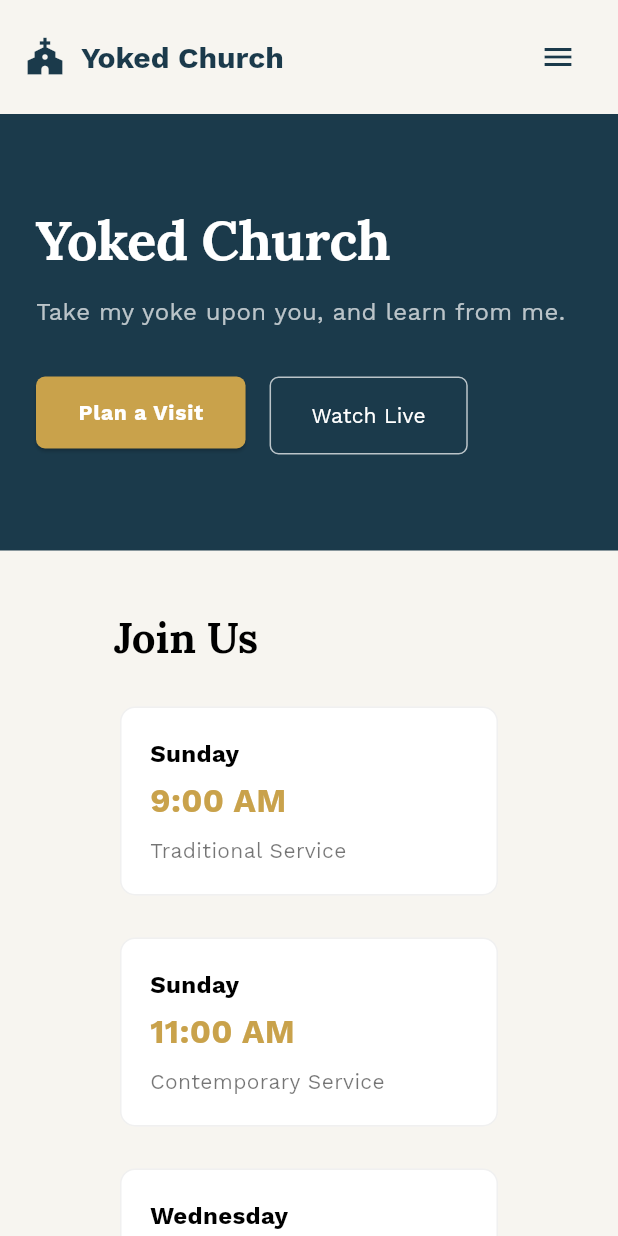
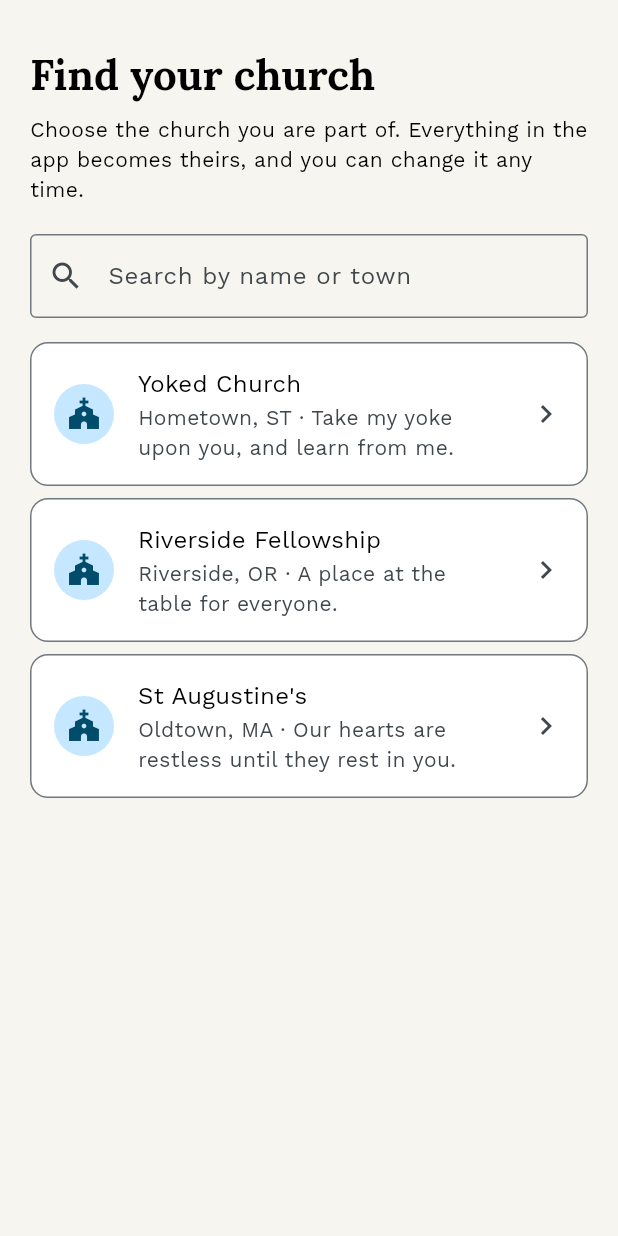
Before and after one commit to natehale05-gif/Yoked-Church-Web-App, a Flutter app: the screen it shows after launch, on a phone screen of 412 x 824 dp. Run offline on Flutter 3.47's test engine with Material 3 defaults, Android fonts, the phone set to English and light mode, and no system bars; our stand-ins replace cloud_firestore, file_picker, firebase_auth, firebase_core, firebase_storage, flutter_riverpod and 3 more; missing offline and left inert: dart:js_interop; accounts and stored records are empty; project files that could hold a hidden picture were left out.

Commit message:
M10.2: pick your church, and the app becomes it
The second half of the tenancy work, and the first part anyone can see.
On first launch the app now asks which church you are part of; choosing
one rebuilds the entire data layer for that church and themes the app as
theirs.

The demo ships three churches with genuinely different names, palettes
and copy - Yoked, Riverside Fellowship, St Augustine's - so that the
zero-backend build demonstrates the actual feature rather than listing
three names that all lead to the same site. A test asserts their primary
colours differ, because three renamed copies would make the picker prove
nothing.

`ChurchSummary` is deliberately thin: the picker may one day list every
church on the platform, and recognising your own needs a name, a town
and a tagline, not a settings document per row. The town is pulled out
of the postal address best-effort - an address that does not fit the
pattern shows no location rather than a mangled one.

Two things worth recording:

**The church guard belongs above the auth gate, not below it.** Placed
after the "don't bounce anyone while auth is still loading" early
return, it never ran on a cold start, and the first thing a new member
saw was some other church's home page. Which church you are in has
nothing to do with whether you are signed in - a visitor picks one too.
Found because the test asserted the path immediately after startup
rather than after navigating.

**Choosing a church is synchronous.** It was `await`ing the preferences
write before navigating, which put real I/O in the middle of a tap
handler - the same fake-async trap as the icon generator and the sample
data tests, and it hung the test rather than failing it. Selecting is
instant; remembering it is best-effort behind the tap, and the cost of
that failing is one extra tap next launch.

flutter analyze clean, 329 tests pass (10 new), web release build green.

Co-Authored-By: Claude Opus 5 <noreply@anthropic.com>
Claude-Session: https://claude.ai/code/session_011bH9r6mhytWN6A2L1hakkf

```diff
--- a/lib/app/router.dart
+++ b/lib/app/router.dart
@@ -4,6 +4,7 @@ import 'package:go_router/go_router.dart';
 
 import '../core/config/church_settings.dart';
 import '../core/config/settings_providers.dart';
+import '../core/config/tenant.dart';
 import '../core/widgets/app_shell.dart';
 import '../core/widgets/section_container.dart';
 import '../features/account/presentation/account_home_screen.dart';
@@ -45,6 +46,7 @@ import '../features/auth/presentation/sign_in_screen.dart';
 import '../features/auth/presentation/sign_up_screen.dart';
 import '../features/church_info/presentation/about_screen.dart';
 import '../features/church_info/presentation/visit_screen.dart';
+import '../features/churches/presentation/church_picker_screen.dart';
 import '../features/connect/presentation/connect_screen.dart';
 import '../features/devotionals/presentation/devotional_detail_screen.dart';
 import '../features/devotionals/presentation/devotionals_screen.dart';
@@ -103,6 +105,15 @@ final routerProvider = Provider<GoRouter>((ref) {
       final signedIn = ref.read(isSignedInProvider);
       final loading = ref.read(authLoadingProvider);
 
+      // Which church you are in has nothing to do with whether you are
+      // signed in - a visitor picks one too - so this is checked before
+      // the auth gate below rather than after it. Behind that gate it
+      // would not run on a cold start, and the first thing a new member
+      // saw would be some other church's home page.
+      if (ref.read(selectedChurchIdProvider) == null && path != '/choose-church') {
+        return '/choose-church';
+      }
+
       // Don't bounce anyone while the first auth check is still in flight,
       // or a signed-in member refreshing /account lands on the login page.
       if (loading) return null;
@@ -130,6 +141,11 @@ final routerProvider = Provider<GoRouter>((ref) {
     errorBuilder: (context, state) => AppShell(child: _NotFound(location: state.uri.toString())),
     routes: [
       // Auth screens sit outside the site shell - a focused, chrome-free flow.
+      GoRoute(
+        path: '/choose-church',
+        builder: (_, state) =>
+            ChurchPickerScreen(canCancel: state.uri.queryParameters['switch'] == '1'),
+      ),
       GoRoute(path: '/sign-in', builder: (_, _) => const SignInScreen()),
       GoRoute(path: '/sign-up', builder: (_, _) => const SignUpScreen()),
       GoRoute(path: '/forgot-password', builder: (_, _) => const ForgotPasswordScreen()),
--- /dev/null
+++ b/lib/features/churches/application/church_providers.dart
@@ -0,0 +1,88 @@
+import 'package:flutter_riverpod/flutter_riverpod.dart';
+import 'package:shared_preferences/shared_preferences.dart';
+
+import '../../../core/config/tenant.dart';
+import '../data/church_directory_repository.dart';
+import '../domain/church_summary.dart';
+
+/// Overridden at startup, like every other repository.
+final churchDirectoryProvider = Provider<ChurchDirectoryRepository>((ref) {
+  throw UnimplementedError('churchDirectoryProvider must be overridden in ProviderScope');
+});
+
+/// Every church a member could choose.
+final churchesProvider = FutureProvider<List<ChurchSummary>>((ref) {
+  return ref.watch(churchDirectoryProvider).fetchAll();
+});
+
+/// What the member has typed into the picker's search box.
+final churchSearchProvider = StateProvider<String>((ref) => '');
+
+/// The churches matching that search, in directory order.
+final matchingChurchesProvider = Provider<List<ChurchSummary>>((ref) {
+  final all = ref.watch(churchesProvider).valueOrNull ?? const <ChurchSummary>[];
+  final query = ref.watch(churchSearchProvider);
+  return all.where((church) => church.matches(query)).toList();
+});
+
+/// The chosen church's directory entry, for showing which one you are in.
+final currentChurchProvider = Provider<ChurchSummary?>((ref) {
+  final id = ref.watch(selectedChurchIdProvider);
+  if (id == null) return null;
+  for (final church in ref.watch(churchesProvider).valueOrNull ?? const <ChurchSummary>[]) {
+    if (church.id == id) return church;
+  }
+  return null;
+});
+
+/// Remembers the church across restarts.
+///
+/// A member picks their church once, not every time they open the app.
+/// Kept deliberately small - one string - because it is read on the very
+/// first frame and anything heavier would delay the app opening.
+class ChurchPreference {
+  static const _key = 'selectedChurchId';
+
+  /// Reads the stored choice, or null on the first ever launch.
+  ///
+  /// Never throws: a member whose stored preferences are unreadable
+  /// should land on the picker, not on a crash.
+  static Future<String?> read() async {
+    try {
+      return (await SharedPreferences.getInstance()).getString(_key);
+    } catch (_) {
+      return null;
+    }
+  }
+
+  static Future<void> write(String churchId) async {
+    try {
+      await (await SharedPreferences.getInstance()).setString(_key, churchId);
+    } catch (_) {
+      // Losing the preference costs one more tap next launch, which is
+      // not worth failing the church switch the member just asked for.
+    }
+  }
+
+  static Future<void> clear() async {
+    try {
+      await (await SharedPreferences.getInstance()).remove(_key);
+    } catch (_) {}
+  }
+}
+
+/// Selects a church.
+///
+/// Synchronous on purpose. Writing [selectedChurchIdProvider] rebuilds
+/// every repository, so the app *is* the new church the moment this
+/// returns - there is no reason to make the member wait on a disk write
+/// before the screen changes, and awaiting one here would put real I/O
+/// in the middle of a tap handler.
+///
+/// Remembering the choice is best-effort and happens behind the tap. The
+/// cost of it failing is one extra tap next launch.
+void chooseChurch(WidgetRef ref, String churchId) {
+  ref.read(selectedChurchIdProvider.notifier).state = churchId;
+  ref.read(churchSearchProvider.notifier).state = '';
+  ChurchPreference.write(churchId);
+}
--- /dev/null
+++ b/lib/features/churches/domain/church_summary.dart
@@ -0,0 +1,67 @@
+import 'package:flutter/foundation.dart';
+
+/// One church as it appears in the picker, before you belong to it.
+///
+/// Deliberately thin. The picker may list every church on the platform,
+/// and a member choosing one should not cause a full settings document
+/// per row to be read - these are the only fields a person needs to
+/// recognise their own church.
+@immutable
+class ChurchSummary {
+  final String id;
+  final String name;
+
+  /// Where it meets, in the form a person would say it: "Hometown, ST".
+  /// The single most useful disambiguator when three churches share a
+  /// name, which they do.
+  final String city;
+
+  final String tagline;
+  final String logoUrl;
+
+  const ChurchSummary({
+    required this.id,
+    required this.name,
+    this.city = '',
+    this.tagline = '',
+    this.logoUrl = '',
+  });
+
+  /// Reads a church document, which is also its settings document. Only
+  /// the directory fields are picked out; the rest is ignored here.
+  factory ChurchSummary.fromMap(String id, Map<String, dynamic> map) {
+    final contact = map['contact'];
+    return ChurchSummary(
+      id: id,
+      name: map['churchName'] as String? ?? 'Unnamed church',
+      // Falls back to the postal address so a church that has filled in
+      // nothing but its contact details still shows something useful.
+      city: map['city'] as String? ??
+          (contact is Map ? _cityFrom(contact['address'] as String? ?? '') : ''),
+      tagline: map['tagline'] as String? ?? '',
+      logoUrl: map['logoUrl'] as String? ?? '',
+    );
+  }
+
+  /// "123 Faith Ave, Hometown, ST 00000" -> "Hometown, ST".
+  ///
+  /// Best-effort on purpose: an address that does not fit the pattern
+  /// yields an empty string rather than a mangled one, and the picker
+  /// simply shows the church without a location.
+  static String _cityFrom(String address) {
+    final parts = address.split(',').map((p) => p.trim()).where((p) => p.isNotEmpty).toList();
+    if (parts.length < 2) return '';
+    final town = parts[parts.length - 2];
+    final region = parts.last.split(' ').first;
+    return region.isEmpty ? town : '$town, $region';
+  }
+
+  /// Everything a person might type when looking for their church.
+  bool matches(String query) {
+    final q = query.trim().toLowerCase();
+    if (q.isEmpty) return true;
+    return name.toLowerCase().contains(q) ||
+        city.toLowerCase().contains(q) ||
+        tagline.toLowerCase().contains(q);
+  }
+}
--- /dev/null
+++ b/lib/features/churches/presentation/church_picker_screen.dart
@@ -0,0 +1,167 @@
+import 'package:flutter/material.dart';
+import 'package:flutter_riverpod/flutter_riverpod.dart';
+import 'package:go_router/go_router.dart';
+
+import '../../../core/config/tenant.dart';
+import '../application/church_providers.dart';
+import '../domain/church_summary.dart';
+
+/// The first screen a member ever sees, and the one they see again only
+/// if they switch churches.
+///
+/// Deliberately not wrapped in the app shell: there is no church yet, so
+/// there is nothing to theme it as and no navigation that would mean
+/// anything. It is its own full screen.
+class ChurchPickerScreen extends ConsumerWidget {
+  /// True when reached from "switch church" rather than on first launch,
+  /// which is the difference between offering a way back and not having
+  /// anywhere to go back to.
+  final bool canCancel;
+
+  const ChurchPickerScreen({super.key, this.canCancel = false});
+
+  @override
+  Widget build(BuildContext context, WidgetRef ref) {
+    final theme = Theme.of(context);
+    final churches = ref.watch(churchesProvider);
+    final matches = ref.watch(matchingChurchesProvider);
+    final query = ref.watch(churchSearchProvider);
+
+    return Scaffold(
+      body: SafeArea(
+        child: Center(
+          child: ConstrainedBox(
+            constraints: const BoxConstraints(maxWidth: 560),
+            child: Padding(
+              padding: const EdgeInsets.symmetric(horizontal: 20),
+              child: Column(
+                crossAxisAlignment: CrossAxisAlignment.start,
+                children: [
+                  const SizedBox(height: 24),
+                  if (canCancel)
+                    Align(
+                      alignment: Alignment.centerLeft,
+                      child: TextButton.icon(
+                        onPressed: () => context.go('/'),
+                        icon: const Icon(Icons.arrow_back),
+                        label: const Text('Back'),
+                      ),
+                    ),
+                  const SizedBox(height: 8),
+                  Text('Find your church', style: theme.textTheme.headlineMedium),
+                  const SizedBox(height: 8),
+                  Text(
+                    'Choose the church you are part of. Everything in the app '
+                    'becomes theirs, and you can change it any time.',
+                    style: theme.textTheme.bodyMedium,
+                  ),
+                  const SizedBox(height: 20),
+                  TextField(
+                    autofocus: false,
+                    decoration: const InputDecoration(
+                      prefixIcon: Icon(Icons.search),
+                      hintText: 'Search by name or town',
+                      border: OutlineInputBorder(),
+                    ),
+                    onChanged: (value) =>
+                        ref.read(churchSearchProvider.notifier).state = value,
+                  ),
+                  const SizedBox(height: 16),
+                  Expanded(
+                    child: churches.when(
+                      loading: () => const Center(child: CircularProgressIndicator()),
+                      error: (error, _) => _Message(
+                        icon: Icons.cloud_off,
+                        title: 'Could not load the list of churches',
+                        body: 'Check your connection and try again.',
+                      ),
+                      data: (_) => matches.isEmpty
+                          ? _Message(
+                              icon: Icons.search_off,
+                              title: 'No church matches "$query"',
+                              body: 'Try the town instead, or a shorter part of the name.',
+                            )
+                          : ListView.separated(
+                              itemCount: matches.length,
+                              separatorBuilder: (_, _) => const SizedBox(height: 8),
+                              itemBuilder: (context, i) => _ChurchTile(church: matches[i]),
+                            ),
+                    ),
+                  ),
+                  const SizedBox(height: 16),
+                ],
+              ),
+            ),
+          ),
+        ),
+      ),
+    );
+  }
+}
+
+class _ChurchTile extends ConsumerWidget {
+  final ChurchSummary church;
+
+  const _ChurchTile({required this.church});
+
+  @override
+  Widget build(BuildContext context, WidgetRef ref) {
+    final theme = Theme.of(context);
+    final selected = ref.watch(selectedChurchIdProvider) == church.id;
+
+    return Card(
+      margin: EdgeInsets.zero,
+      shape: RoundedRectangleBorder(
+        borderRadius: BorderRadius.circular(12),
+        side: BorderSide(
+          color: selected ? theme.colorScheme.primary : theme.dividerColor,
+          width: selected ? 2 : 1,
+        ),
+      ),
+      child: ListTile(
+        contentPadding: const EdgeInsets.symmetric(horizontal: 16, vertical: 8),
+        leading: CircleAvatar(
+          backgroundColor: theme.colorScheme.primaryContainer,
+          foregroundImage: church.logoUrl.isEmpty ? null : NetworkImage(church.logoUrl),
+          child: const Icon(Icons.church),
+        ),
+        title: Text(church.name, style: theme.textTheme.titleMedium),
+        subtitle: Text(
+          [church.city, church.tagline].where((s) => s.isNotEmpty).join(' · '),
+          maxLines: 2,
+          overflow: TextOverflow.ellipsis,
+        ),
+        trailing: selected ? const Icon(Icons.check_circle) : const Icon(Icons.chevron_right),
+        onTap: () {
+          chooseChurch(ref, church.id);
+          context.go('/');
+        },
+      ),
+    );
+  }
+}
+
+class _Message extends StatelessWidget {
+  final IconData icon;
+  final String title;
+  final String body;
+
+  const _Message({required this.icon, required this.title, required this.body});
+
+  @override
+  Widget build(BuildContext context) {
+    final theme = Theme.of(context);
+    return Center(
+      child: Column(
+        mainAxisSize: MainAxisSize.min,
+        children: [
+          Icon(icon, size: 40, color: theme.textTheme.bodySmall?.color),
+          const SizedBox(height: 12),
+          Text(title, style: theme.textTheme.titleMedium, textAlign: TextAlign.center),
+          const SizedBox(height: 6),
+          Text(body, style: theme.textTheme.bodyMedium, textAlign: TextAlign.center),
+        ],
+      ),
+    );
+  }
+}
--- a/pubspec.yaml
+++ b/pubspec.yaml
@@ -53,6 +53,7 @@ dependencies:
   firebase_storage: ^12.4.10
   file_picker: ^11.0.2
   web: ^1.1.1
+  shared_preferences: ^2.5.5
 
 dev_dependencies:
   flutter_test:
```
Also changed, not shown: assets/data/churches.json (added, +194 -0 lines), lib/app/backend.dart (+8 -2 lines), lib/core/config/settings_repository.dart (+23 -1 lines), lib/features/churches/data/church_directory_repository.dart (added, +77 -0 lines), lib/main.dart (+11 -1 lines), pubspec.lock, 3 other files.
